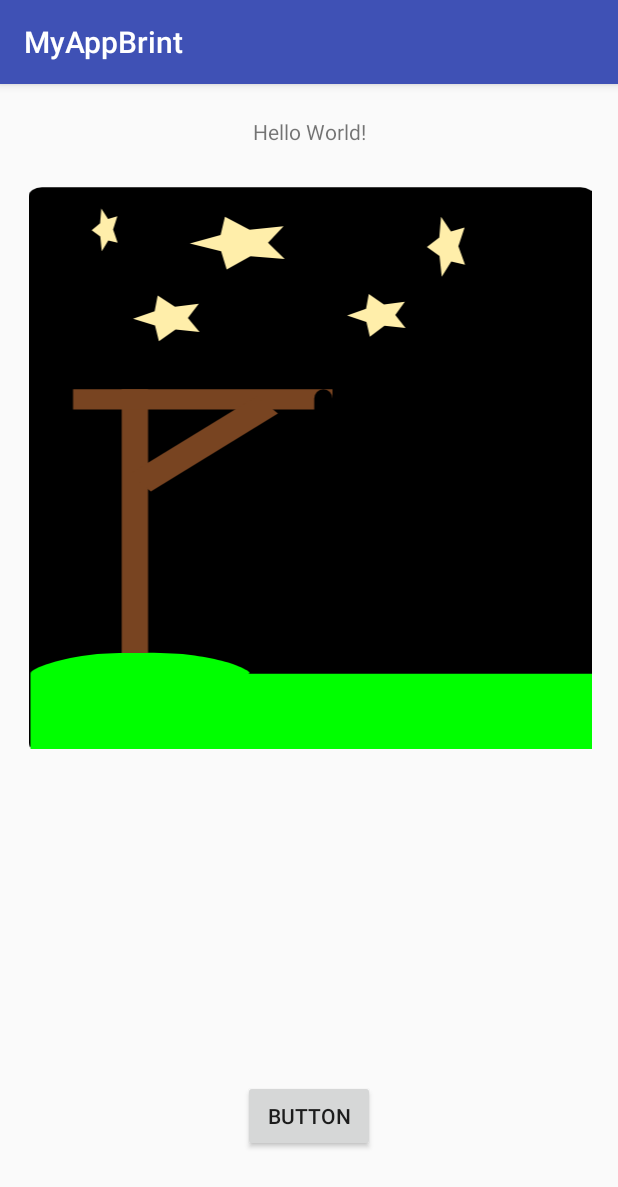
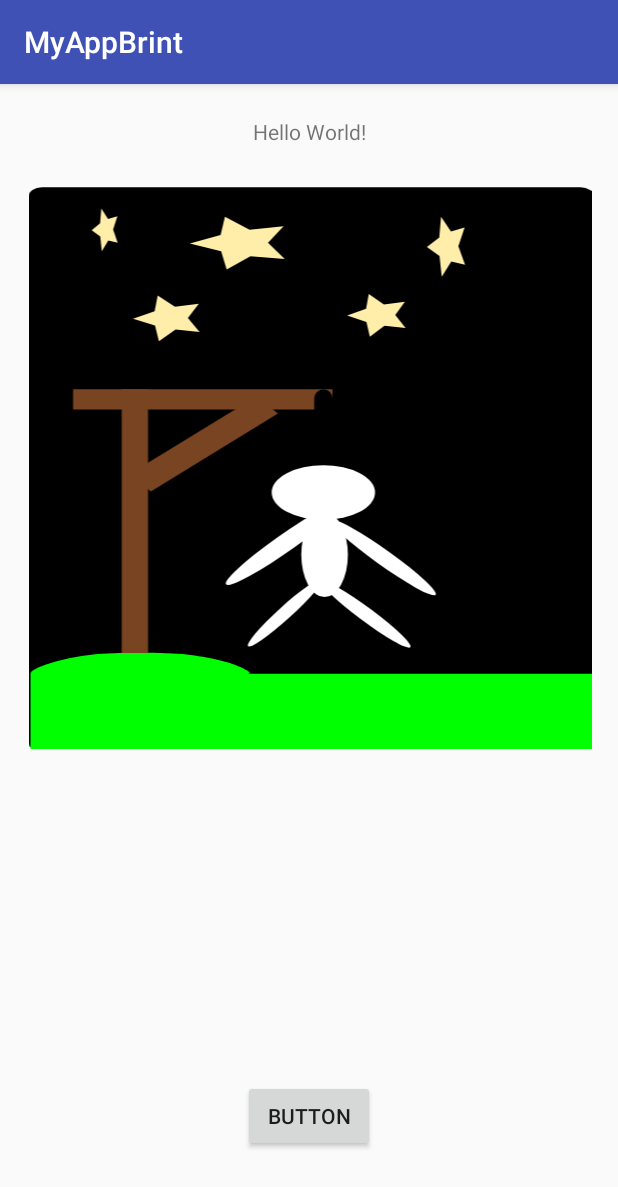
Before and after one commit to NTThyssen/MobilAppUdvikling, an Android app: the screen it shows after launch (MainMenu), on a phone screen of 412 x 824 dp. Shown: the top 1187 px of the screen. Run offline under Robolectric (Android 15) with nearby library versions, the phone set to English and light mode, and no system bars.

Commit message:
commit needed

```diff
--- a/app/src/main/java/com/tt/nicklas/myappbrint/MainMenu.java
+++ b/app/src/main/java/com/tt/nicklas/myappbrint/MainMenu.java
@@ -27,7 +27,6 @@ public class MainMenu extends AppCompatActivity {
         drawable = ResourcesCompat.getDrawable(getResources(), R.drawable.ic_hangman, wrapper1.getTheme());
         imageView = (ImageView) findViewById(R.id.imageView);
         imageView.setImageDrawable(drawable);
-
         b.setOnClickListener((v) -> {
             if(changeTheme){
                 wrapper1 = new ContextThemeWrapper(this, R.style.rope);
--- a/app/src/main/res/values/styles.xml
+++ b/app/src/main/res/values/styles.xml
@@ -9,12 +9,12 @@
 
     <style name="default1">
         <item name="rope">#000000</item>
-        <item name="head">#000000</item>
-        <item name="body">#000000</item>
-        <item name="leftArm">#000000</item>
-        <item name="rightArm">#000000</item>
-        <item name="leftLeg">#000000</item>
-        <item name="rightLeg">#000000</item>
+        <item name="head">#ffffff</item>
+        <item name="body">#ffffff</item>
+        <item name="leftArm">#ffffff</item>
+        <item name="rightArm">#ffffff</item>
+        <item name="leftLeg">#ffffff</item>
+        <item name="rightLeg">#ffffff</item>
     </style>
 
     <style name="rope">
--- a/build.gradle
+++ b/build.gradle
@@ -7,7 +7,7 @@ buildscript {
         jcenter()
     }
     dependencies {
-        classpath 'com.android.tools.build:gradle:3.1.3'
+        classpath 'com.android.tools.build:gradle:3.1.4'
 
 
         // NOTE: Do not place your application dependencies here; they belong
```
Also changed, not shown: 1 other file.
